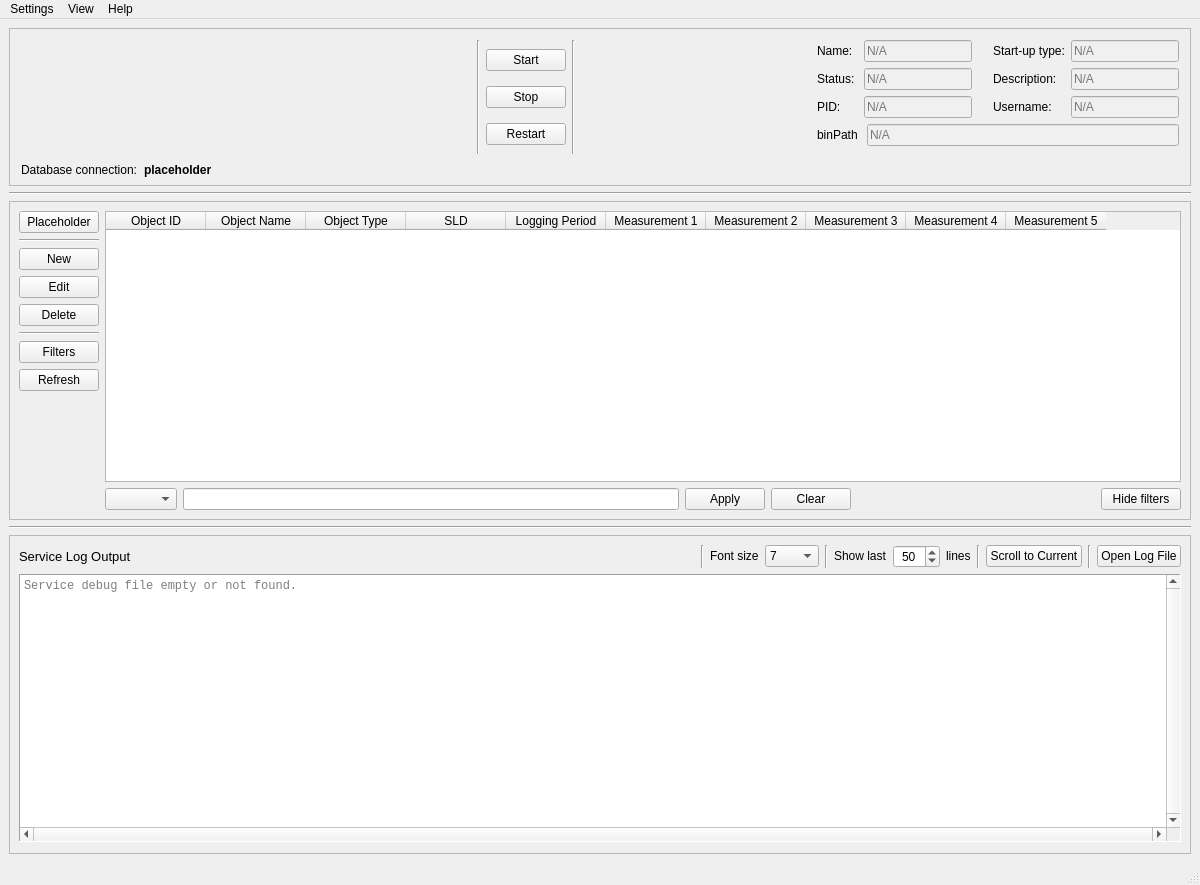
Above: ServiceManager/GUI/layouts/MainWindow.ui from ISISNeutronMuon/HLM_PV_Import before the change. Below: the same form after it.
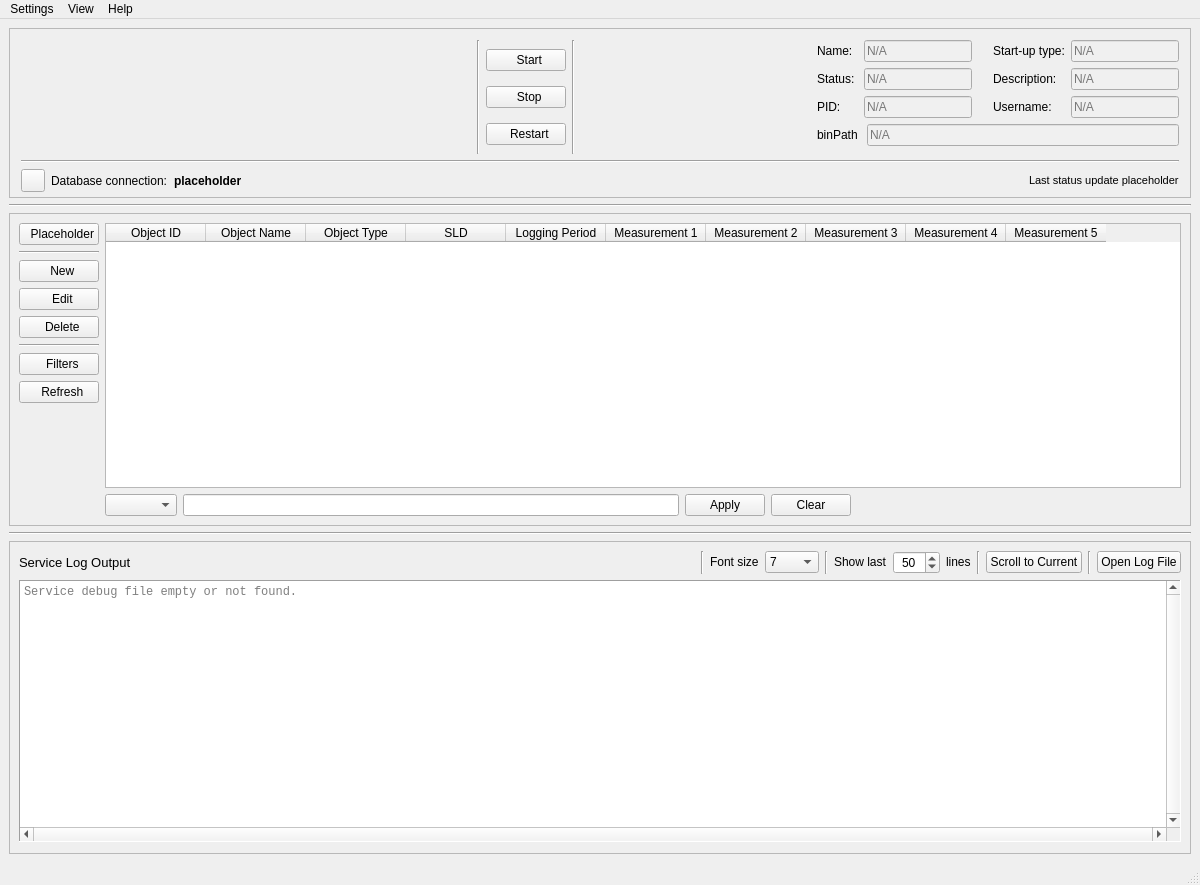
That is the form after the change.

Diff of the .ui file:
```diff
--- a/ServiceManager/GUI/layouts/MainWindow.ui
+++ b/ServiceManager/GUI/layouts/MainWindow.ui
@@ -105,7 +105,7 @@
                  <string>Start the service.</string>
                 </property>
                 <property name="text">
-                 <string>Start</string>
+                 <string>  Start</string>
                 </property>
                </widget>
               </item>
@@ -120,7 +120,7 @@
                  <string>Stop the service.</string>
                 </property>
                 <property name="text">
-                 <string>Stop</string>
+                 <string>  Stop</string>
                 </property>
                </widget>
               </item>
@@ -135,7 +135,7 @@
                  <string>Restart the service. This will apply any changes to the PV config and service settings.</string>
                 </property>
                 <property name="text">
-                 <string>Restart</string>
+                 <string>  Restart</string>
                 </property>
                </widget>
               </item>
@@ -401,8 +401,36 @@
          </layout>
         </widget>
        </item>
+       <item>
+        <widget class="Line" name="line_7">
+         <property name="orientation">
+          <enum>Qt::Horizontal</enum>
+         </property>
+        </widget>
+       </item>
        <item>
         <layout class="QHBoxLayout" name="horizontalLayout_7">
+         <item>
+          <widget class="QToolButton" name="refreshDbConnButton">
+           <property name="maximumSize">
+            <size>
+             <width>25</width>
+             <height>25</height>
+            </size>
+           </property>
+           <property name="font">
+            <font>
+             <pointsize>9</pointsize>
+            </font>
+           </property>
+           <property name="toolTip">
+            <string>Re-check database connection.</string>
+           </property>
+           <property name="text">
+            <string/>
+           </property>
+          </widget>
+         </item>
          <item>
           <widget class="QLabel" name="dbConnLbl">
            <property name="font">
@@ -444,6 +472,18 @@
            </property>
           </spacer>
          </item>
+         <item>
+          <widget class="QLabel" name="dbLastCheckedLbl">
+           <property name="font">
+            <font>
+             <pointsize>8</pointsize>
+            </font>
+           </property>
+           <property name="text">
+            <string>Last status update placeholder</string>
+           </property>
+          </widget>
+         </item>
         </layout>
        </item>
       </layout>
@@ -480,7 +520,7 @@
               <string>Expand/Shrink table.</string>
              </property>
              <property name="text">
-              <string>Placeholder</string>
+              <string>  Placeholder</string>
              </property>
             </widget>
            </item>
@@ -502,7 +542,7 @@
               <string>Add a new entry.</string>
              </property>
              <property name="text">
-              <string>New</string>
+              <string>  New</string>
              </property>
             </widget>
            </item>
@@ -517,7 +557,7 @@
               <string>Edit the selected entry from the table.</string>
              </property>
              <property name="text">
-              <string>Edit</string>
+              <string>  Edit</string>
              </property>
             </widget>
            </item>
@@ -532,7 +572,7 @@
               <string>Delete the selected entries from the table.</string>
              </property>
              <property name="text">
-              <string>Delete</string>
+              <string>  Delete</string>
              </property>
             </widget>
            </item>
@@ -554,7 +594,7 @@
               <string>Open search dialog to find a configuration entry.</string>
              </property>
              <property name="text">
-              <string>Filters</string>
+              <string>  Filters</string>
              </property>
             </widget>
            </item>
@@ -569,7 +609,7 @@
               <string>Refresh the contents of the table.</string>
              </property>
              <property name="text">
-              <string>Refresh</string>
+              <string>  Refresh</string>
              </property>
             </widget>
            </item>
@@ -788,24 +828,6 @@
                     </property>
                    </spacer>
                   </item>
-                  <item>
-                   <widget class="QPushButton" name="hideFiltersBtn">
-                    <property name="font">
-                     <font>
-                      <pointsize>9</pointsize>
-                     </font>
-                    </property>
-                    <property name="toolTip">
-                     <string>Cancel search.</string>
-                    </property>
-                    <property name="whatsThis">
-                     <string>Cancel search, close dialog.</string>
-                    </property>
-                    <property name="text">
-                     <string>Hide filters</string>
-                    </property>
-                   </widget>
-                  </item>
                  </layout>
                 </item>
                </layout>
```
